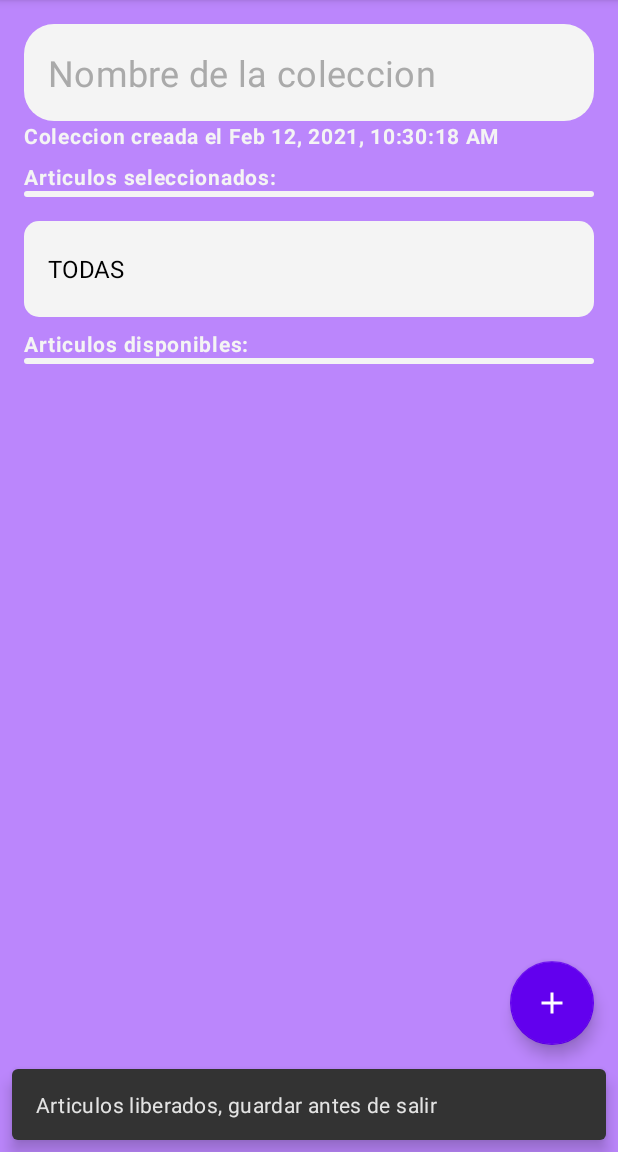
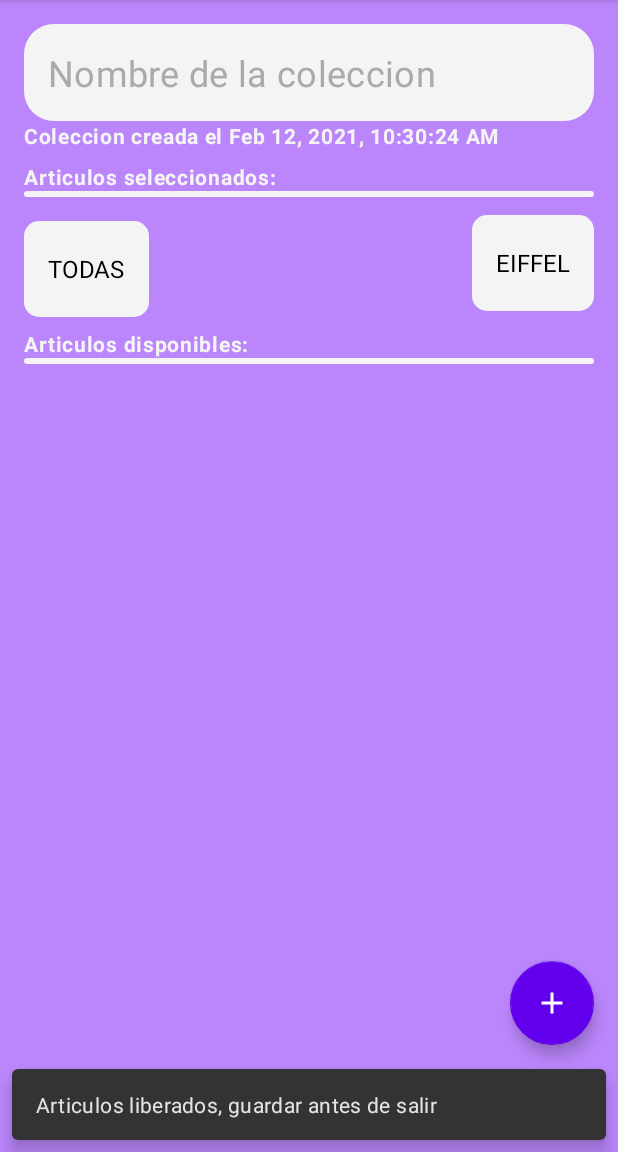
Before and after one commit to charromax/SocialMediaPostOrganizer, an Android app: the AddCollectionFragment screen opened through its navigation route, on a phone screen of 412 x 824 dp, the part 84-1236 px from its top. Run offline under Robolectric (Android 15) with nearby library versions, the phone set to English and light mode, and no system bars; our stand-ins replace Dagger/Hilt's generated code, Room's generated code; libraries missing offline, so code that uses them is left out: androidx.datastore.preferences, androidx.hilt, androidx.hilt.lifecycle, it.xabaras.android; 3 statements that could not run were skipped.

```diff
--- a/app/build.gradle
+++ b/app/build.gradle
@@ -85,6 +85,10 @@ dependencies {
 
     // Recyclerview Decorator
     implementation 'it.xabaras.android:recyclerview-swipedecorator:1.2.3'
+    // JavaMail
+    implementation files('libs/mail.jar')
+    implementation files('libs/activation.jar')
+    implementation files('libs/additionnal.jar')
 }
 
 kapt {
--- a/app/src/main/java/com/example/posteosdeig/ui/addeditcoleccion/AddCollectionFragment.kt
+++ b/app/src/main/java/com/example/posteosdeig/ui/addeditcoleccion/AddCollectionFragment.kt
@@ -5,6 +5,7 @@ import android.util.Log
 import android.view.View
 import android.widget.AdapterView
 import android.widget.ArrayAdapter
+import androidx.core.widget.addTextChangedListener
 import androidx.fragment.app.Fragment
 import androidx.fragment.app.viewModels
 import androidx.lifecycle.Observer
@@ -13,6 +14,7 @@ import androidx.recyclerview.widget.LinearLayoutManager
 import androidx.recyclerview.widget.StaggeredGridLayoutManager
 import com.example.posteosdeig.R
 import com.example.posteosdeig.data.model.Articulo
+import com.example.posteosdeig.data.model.Branches
 import com.example.posteosdeig.databinding.FragmentAddCollectionBinding
 import com.example.posteosdeig.util.Categories
 import com.example.posteosdeig.util.exhaustive
@@ -53,6 +55,12 @@ class AddCollectionFragment : Fragment(R.layout.fragment_add_collection),
                     android.R.layout.simple_spinner_dropdown_item,
                     Categories.values()
                 )
+            branchesSpin.adapter =
+                ArrayAdapter<Branches>(
+                    requireContext(),
+                    android.R.layout.simple_spinner_dropdown_item,
+                    Branches.values()
+                )
             viewModel.availableArticles.observe(viewLifecycleOwner, Observer {
                 availableArticulosAdapter.submitList(it)
             })
@@ -60,8 +68,8 @@ class AddCollectionFragment : Fragment(R.layout.fragment_add_collection),
                 collectionNameText.setText(viewModel.colName)
                 creationDateText.text = viewModel.dateCreated
             }
-            selectedArticulosAdapter.updateList(viewModel.articlesInCollection)
-            viewModel.onReleaseArticles(viewModel.articlesInCollection)
+            selectedArticulosAdapter.updateList(viewModel.articlesInCollection.toList())
+            viewModel.onReleaseArticles(viewModel.articlesInCollection.toList())
             articlesList.addAll(viewModel.articlesInCollection)
 
             categoriesSpin.onItemSelectedListener = object : AdapterView.OnItemSelectedListener {
@@ -81,8 +89,31 @@ class AddCollectionFragment : Fragment(R.layout.fragment_add_collection),
                 }
 
             }
+
+            branchesSpin.onItemSelectedListener = object : AdapterView.OnItemSelectedListener {
+                override fun onItemSelected(
+                    parent: AdapterView<*>?,
+                    view: View?,
+                    position: Int,
+                    p3: Long
+                ) {
+                    if (parent != null) {
+
+                        viewModel.branch = parent.getItemAtPosition(position).toString()
+                        availableArticulosAdapter.notifyDataSetChanged()
+                    }
+                }
+
+                override fun onNothingSelected(p0: AdapterView<*>?) {
+                    viewModel.branch = Branches.EIFFEL.name
+                }
+
+            }
+
+            collectionNameText.addTextChangedListener {
+                viewModel.colName = it.toString()
+            }
             saveCollection.setOnClickListener {
-                collectionNameText.setText("")
                 selectedArticulosAdapter.clearList()
                 viewModel.onSaveClick(articlesList)
             }
@@ -103,6 +134,7 @@ class AddCollectionFragment : Fragment(R.layout.fragment_add_collection),
                             "${event.coleccion.name} guardada exitosamente!",
                             Snackbar.LENGTH_LONG
                         ).show()
+                        binding.collectionNameText.setText("")
                     }
                     AddEditCollectionViewModel.AddColeccionesEvents.ShowNoTitleMessage -> {
                         Snackbar.make(
--- a/app/src/main/java/com/example/posteosdeig/ui/addeditcoleccion/AddEditCollectionViewModel.kt
+++ b/app/src/main/java/com/example/posteosdeig/ui/addeditcoleccion/AddEditCollectionViewModel.kt
@@ -11,7 +11,6 @@ import com.example.posteosdeig.data.ArticlesDao
 import com.example.posteosdeig.data.PreferencesManager
 import com.example.posteosdeig.data.model.Articulo
 import com.example.posteosdeig.data.model.Coleccion
-import com.example.posteosdeig.data.model.ColeccionWithArticulos
 import com.example.posteosdeig.util.Categories
 import dagger.hilt.android.qualifiers.ApplicationContext
 import kotlinx.coroutines.channels.Channel
@@ -35,24 +34,31 @@ class AddEditCollectionViewModel @ViewModelInject constructor(
     private var availableArticlesFlow: Flow<List<Articulo>> =
         prefs.flatMapLatest { getAllAvailableArticles(it.category) }
     val availableArticles = availableArticlesFlow.asLiveData()
-    var coleccion = state.get<ColeccionWithArticulos>("coleccion")
-    var colName = state.get<ColeccionWithArticulos>("coleccion")?.coleccion?.name
-        ?: coleccion?.coleccion?.name ?: ""
+    var coleccion = state.get<Coleccion>("coleccion")
+    var articles = state.get<Array<Articulo>>("articulos")
+    var colName = state.get<String>("name")
+        ?: coleccion?.name ?: ""
         set(value) {
             field = value
-            state.set("coleccion", value)
+            state.set("name", value)
         }
 
-    var dateCreated = state.get<ColeccionWithArticulos>("coleccion")?.coleccion?.formattedDate
-        ?: coleccion?.coleccion?.formattedDate ?: "Coleccion creada el ${
+    var dateCreated = state.get<String>("createdAt")
+        ?: coleccion?.formattedDate ?: "Coleccion creada el ${
             DateFormat.getDateTimeInstance().format(System.currentTimeMillis())
         }"
 
-    var articlesInCollection =
-        state.get<ColeccionWithArticulos>("coleccion")?.article ?: coleccion?.article ?: emptyList()
+    var branch = state.get<String>("branch") ?: coleccion?.branch ?: ""
         set(value) {
             field = value
-            state.set("article", value)
+            state.set("branch", value)
+        }
+
+    var articlesInCollection =
+        state.get<Array<Articulo>>("articulos") ?: articles ?: emptyArray<Articulo>()
+        set(value) {
+            field = value
+            state.set("articulos", value)
         }
 
     fun getAllAvailableArticles(category: Categories): Flow<List<Articulo>> {
@@ -98,10 +104,10 @@ class AddEditCollectionViewModel @ViewModelInject constructor(
             return
         }
         if (coleccion != null) {
-            coleccion?.coleccion?.copy(name = colName)?.let { updateCollection(it) }
-            articlesList.map { addArticleToCollection(it.copy(collectionId = coleccion?.coleccion?.id!!)) }
+            coleccion?.copy(name = colName)?.let { updateCollection(it) }
+            articlesList.map { addArticleToCollection(it.copy(collectionId = coleccion?.id!!)) }
         } else {
-            val newCol = Coleccion(name = colName)
+            val newCol = Coleccion(name = colName, branch = branch)
             saveNewCollection(newCol)
             articlesList.map { addArticleToCollection(it.copy(collectionId = newCol.id)) }
         }
--- a/app/src/main/java/com/example/posteosdeig/ui/colecciones/ColeccionesFragment.kt
+++ b/app/src/main/java/com/example/posteosdeig/ui/colecciones/ColeccionesFragment.kt
@@ -21,12 +21,16 @@ import com.example.posteosdeig.R
 import com.example.posteosdeig.data.SortOrder
 import com.example.posteosdeig.data.model.ColeccionWithArticulos
 import com.example.posteosdeig.databinding.FragmentCollectionsBinding
+import com.example.posteosdeig.util.JavaMailAPI
 import com.example.posteosdeig.util.exhaustive
 import com.google.android.material.snackbar.Snackbar
 import dagger.hilt.android.AndroidEntryPoint
 import it.xabaras.android.recyclerview.swipedecorator.RecyclerViewSwipeDecorator
 import kotlinx.coroutines.flow.collect
+import java.util.*
 
+const val sMAIL = "manuelrg88@gmail.com"
+const val sPWD = "Mg412115"
 
 @AndroidEntryPoint
 class ColeccionesFragment : Fragment(R.layout.fragment_collections),
@@ -35,6 +39,7 @@ class ColeccionesFragment : Fragment(R.layout.fragment_collections),
     private val viewModel: ColeccionesViewModel by viewModels()
     private var removedPosition = 0
     private var removedCol: ColeccionWithArticulos? = null
+    private val colsForEmail = arrayListOf<ColeccionWithArticulos>()
 
     override fun onViewCreated(view: View, savedInstanceState: Bundle?) {
         super.onViewCreated(view, savedInstanceState)
@@ -54,6 +59,7 @@ class ColeccionesFragment : Fragment(R.layout.fragment_collections),
 
         val touchHelperCallback = object :
             ItemTouchHelper.SimpleCallback(0, ItemTouchHelper.LEFT or ItemTouchHelper.RIGHT) {
+
             override fun onMove(
                 recyclerView: RecyclerView,
                 viewHolder: RecyclerView.ViewHolder,
@@ -161,7 +167,7 @@ class ColeccionesFragment : Fragment(R.layout.fragment_collections),
                     is ColeccionesViewModel.ColeccionesEvents.NavigateToEditCollectionFragment -> {
                         val action =
                             ColeccionesFragmentDirections.actionColeccionesFragmentToAddCollection(
-                                event.col
+                                event.col.coleccion, event.col.article.toTypedArray()
                             )
                         findNavController().navigate(action)
                     }
@@ -173,9 +179,7 @@ class ColeccionesFragment : Fragment(R.layout.fragment_collections),
 
     override fun onCreateOptionsMenu(menu: Menu, inflater: MenuInflater) {
         inflater.inflate(R.menu.action_bar_menu, menu)
-        val newCollection = menu.findItem(R.id.add_article)
-        val sortByDate = menu.findItem(R.id.action_sort_by_date)
-        val sortByName = menu.findItem(R.id.action_sort_by_name)
+
     }
 
     override fun onOptionsItemSelected(item: MenuItem): Boolean {
@@ -196,9 +200,26 @@ class ColeccionesFragment : Fragment(R.layout.fragment_collections),
                 viewModel.onSortOrderSelected(SortOrder.BY_NAME)
                 true
             }
+            R.id.send_email -> {
+                if (colsForEmail.isNotEmpty()) {
+                    sendEmail(colsForEmail)
+                }
+                true
+            }
             else -> super.onOptionsItemSelected(item)
         }
 
+    }
+
+    private fun sendEmail(colsForEmail: ArrayList<ColeccionWithArticulos>) {
+        var message = ""
+        colsForEmail.forEach {
+            message += (it.toString() + "\n")
+        }
+        val api = JavaMailAPI(
+            requireContext(), "hola tuti", message, "manuelrg88@gmail.com"
+        )
+        Snackbar.make(requireView(), "email enviado!", Snackbar.LENGTH_SHORT).show()
     }
 
     private fun openFile() {
@@ -233,4 +254,9 @@ class ColeccionesFragment : Fragment(R.layout.fragment_collections),
     override fun onCollectionSelected(coleccionWithArticulos: ColeccionWithArticulos) {
         viewModel.onCollectionSelected(coleccionWithArticulos)
     }
+
+    override fun onCollectionMarked(col: ColeccionWithArticulos): Boolean {
+        colsForEmail.add(col)
+        return true
+    }
 }
--- /dev/null
+++ b/app/src/main/res/drawable/ic_email_24.xml
@@ -0,0 +1,10 @@
+<vector android:height="24dp"
+    android:tint="#F4F4F4"
+    android:viewportHeight="24"
+    android:viewportWidth="24"
+    android:width="24dp"
+    xmlns:android="http://schemas.android.com/apk/res/android">
+    <path
+        android:fillColor="@android:color/white"
+        android:pathData="M20,4L4,4c-1.1,0 -1.99,0.9 -1.99,2L2,18c0,1.1 0.9,2 2,2h16c1.1,0 2,-0.9 2,-2L22,6c0,-1.1 -0.9,-2 -2,-2zM20,8l-8,5 -8,-5L4,6l8,5 8,-5v2z" />
+</vector>
--- a/app/src/main/res/layout/fragment_add_collection.xml
+++ b/app/src/main/res/layout/fragment_add_collection.xml
@@ -74,7 +74,7 @@
         <androidx.appcompat.widget.AppCompatSpinner
             android:id="@+id/categories_spin"
             style="@style/spinnerStyle"
-            android:layout_width="match_parent"
+            android:layout_width="wrap_content"
             android:layout_height="wrap_content"
             android:layout_marginTop="16dp"
             android:background="@drawable/dialog_background"
@@ -83,6 +83,20 @@
             android:spinnerMode="dropdown"
             app:layout_constraintBottom_toTopOf="@+id/label2"
             app:layout_constraintStart_toStartOf="@+id/selected_articles_list"
+            app:layout_constraintTop_toBottomOf="@+id/selected_articles_list" />
+
+        <androidx.appcompat.widget.AppCompatSpinner
+            android:id="@+id/branches_spin"
+            style="@style/spinnerStyle"
+            android:layout_width="wrap_content"
+            android:layout_height="wrap_content"
+            android:layout_marginTop="8dp"
+            android:background="@drawable/dialog_background"
+            android:backgroundTint="@color/off_white"
+            android:padding="8dp"
+            android:spinnerMode="dropdown"
+            app:layout_constraintBottom_toBottomOf="@+id/categories_spin"
+            app:layout_constraintEnd_toEndOf="parent"
             app:layout_constraintTop_toBottomOf="@+id/selected_articles_list" />
 
         <TextView
@@ -111,7 +125,18 @@
             app:layout_constraintTop_toBottomOf="@+id/label2"
             tools:listitem="@layout/item_layout" />
 
+        <!--        <com.google.android.material.floatingactionbutton.FloatingActionButton-->
+        <!--            android:id="@+id/send_email"-->
+        <!--            android:layout_width="wrap_content"-->
+        <!--            android:layout_height="wrap_content"-->
+        <!--            android:layout_gravity="bottom|end"-->
+        <!--            android:contentDescription="enviar por correo"-->
+        <!--            android:src="@drawable/ic_email_24"-->
+        <!--            app:layout_constraintBottom_toBottomOf="parent"-->
+        <!--            app:layout_constraintStart_toStartOf="parent" />-->
+
     </androidx.constraintlayout.widget.ConstraintLayout>
+
 
     <com.google.android.material.floatingactionbutton.FloatingActionButton
         android:id="@+id/save_collection"
--- a/app/src/main/res/menu/action_bar_menu.xml
+++ b/app/src/main/res/menu/action_bar_menu.xml
@@ -3,10 +3,16 @@
     xmlns:app="http://schemas.android.com/apk/res-auto">
 
     <item
+        android:id="@+id/send_email"
+        android:icon="@drawable/ic_email_24"
+        android:title="Enviar correo"
+        app:showAsAction="ifRoom" />
+
+    <item
         android:id="@+id/read_file"
         android:icon="@drawable/ic_baseline_attach_file_24"
         android:title="Importar Articulos"
-        app:showAsAction="ifRoom"/>
+        app:showAsAction="ifRoom" />
 
     <item
         android:id="@+id/sort_order"
@@ -26,6 +32,6 @@
     <item
         android:id="@+id/add_collection"
         android:icon="@drawable/ic_baseline_create_new_folder_24"
-        android:title="Coleccion +"
+        android:title="Nueva Coleccion"
         app:showAsAction="ifRoom"/>
 </menu>
--- a/app/src/main/res/navigation/nav_graph.xml
+++ b/app/src/main/res/navigation/nav_graph.xml
@@ -30,7 +30,12 @@
         android:label="AddColeccionesFragment">
         <argument
             android:name="coleccion"
-            app:argType="com.example.posteosdeig.data.model.ColeccionWithArticulos"
+            app:argType="com.example.posteosdeig.data.model.Coleccion"
+            app:nullable="true"
+            android:defaultValue="@null" />
+        <argument
+            android:name="articulos"
+            app:argType="com.example.posteosdeig.data.model.Articulo[]"
             app:nullable="true"
             android:defaultValue="@null" />
     </fragment>
--- a/build.gradle
+++ b/build.gradle
@@ -14,7 +14,7 @@ buildscript {
         dataStoreVersion = "1.0.0-alpha02"
         espressoVersion = "3.3.0"
         fragmentVersion = "1.3.0-beta01"
-        gradleVersion = "4.1.0"
+        gradleVersion = '4.1.1'
         hiltAndroidXVersion = "1.0.0-alpha02"
         hiltVersion = "2.28.3-alpha"
         junitVersion = "4.13.1"
```
Also changed, not shown: app/src/main/java/com/example/posteosdeig/data/model/Articulo.kt (+21 -6 lines), app/src/main/java/com/example/posteosdeig/ui/colecciones/ColeccionesAdapter.kt (+19 -1 lines), app/src/main/java/com/example/posteosdeig/util/JavaMailAPI.java (added, +60 -0 lines), app/src/main/res/layout/collection_item.xml (+12 -0 lines), app/libs/activation.jar (added), app/libs/additionnal.jar (added), app/libs/mail.jar (added).
